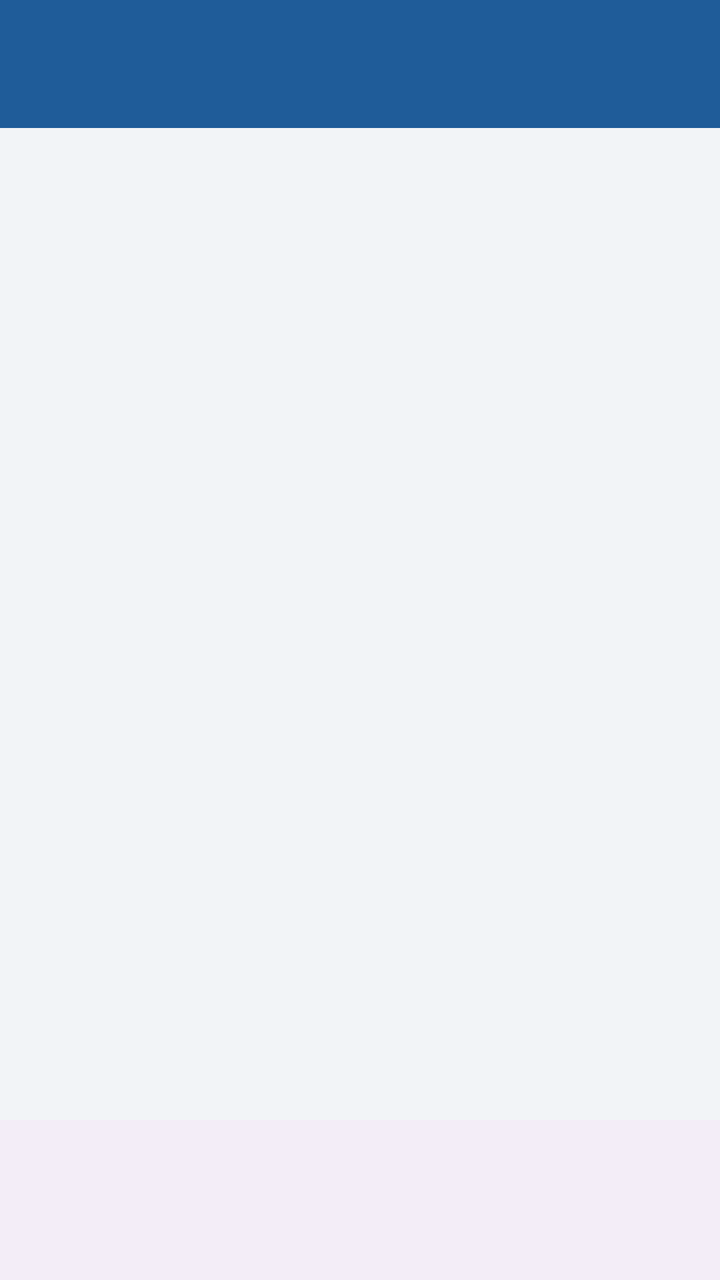
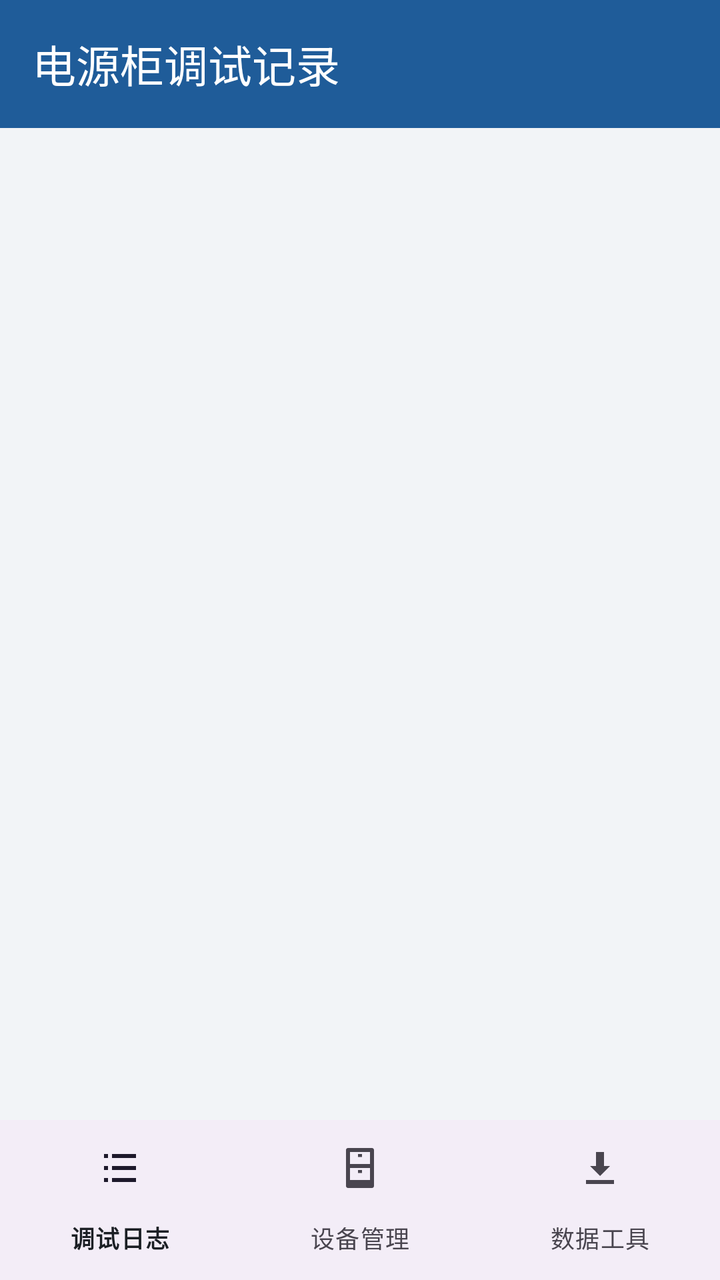

Screens rendered from an Android XML layout before and after an edit, with the pre-edit source and the edit as a unified diff.
<!-- AndroidManifest.xml: application theme Theme.App -->
<!-- res/layout/activity_main.xml -->
<?xml version="1.0" encoding="utf-8"?>
<LinearLayout xmlns:android="http://schemas.android.com/apk/res/android"
    xmlns:app="http://schemas.android.com/apk/res/auto"
    android:layout_width="match_parent"
    android:layout_height="match_parent"
    android:orientation="vertical">

    <com.google.android.material.appbar.AppBarLayout
        android:layout_width="match_parent"
        android:layout_height="wrap_content">

        <com.google.android.material.appbar.MaterialToolbar
            android:id="@+id/toolbar"
            android:layout_width="match_parent"
            android:layout_height="?attr/actionBarSize"
            android:background="@color/primary"
            app:title="@string/app_name"
            app:titleTextColor="@color/on_primary" />
    </com.google.android.material.appbar.AppBarLayout>

    <FrameLayout
        android:id="@+id/container"
        android:layout_width="match_parent"
        android:layout_height="0dp"
        android:layout_weight="1" />

    <com.google.android.material.bottomnavigation.BottomNavigationView
        android:id="@+id/bottom_nav"
        android:layout_width="match_parent"
        android:layout_height="wrap_content"
        app:labelVisibilityMode="labeled"
        app:menu="@menu/bottom_nav" />
</LinearLayout>
<!-- resources referenced by this layout -->
<resources>
  <color name="on_primary">#FFFFFF</color>
  <color name="primary">#1F5C99</color>
  <string name="app_name">电源柜调试记录</string>
  <style name="Theme.App" parent="Theme.Material3.Light.NoActionBar">
          <item name="colorPrimary">@color/primary</item>
          <item name="colorOnPrimary">@color/on_primary</item>
          <item name="colorPrimaryContainer">@color/primary_container</item>
          <item name="colorOnPrimaryContainer">@color/on_primary_container</item>
          <item name="colorSecondary">@color/secondary</item>
          <item name="android:colorBackground">@color/bg</item>
          <item name="colorSurface">@color/surface</item>
          <item name="colorOnSurface">@color/on_surface</item>
          <item name="colorError">@color/danger</item>
          <item name="android:statusBarColor">@color/primary_dark</item>
          <item name="android:textColorSecondary">@color/text_secondary</item>
          <item name="android:divider">@color/divider</item>
      </style>
  <color name="primary_container">#D9E6F5</color>
  <color name="on_primary_container">#0B3055</color>
  <color name="secondary">#45607F</color>
  <color name="bg">#F2F4F7</color>
  <color name="surface">#FFFFFF</color>
  <color name="on_surface">#1B1F24</color>
  <color name="danger">#B3261E</color>
  <color name="primary_dark">#17456F</color>
  <color name="text_secondary">#5A6570</color>
  <color name="divider">#E1E5EA</color>
</resources>

<!-- the commit's change to res/layout/activity_main.xml (unified diff, before → after) -->
@@ -1,6 +1,6 @@
 <?xml version="1.0" encoding="utf-8"?>
 <LinearLayout xmlns:android="http://schemas.android.com/apk/res/android"
-    xmlns:app="http://schemas.android.com/apk/res/auto"
+    xmlns:app="http://schemas.android.com/apk/res-auto"
     android:layout_width="match_parent"
     android:layout_height="match_parent"
     android:orientation="vertical">
